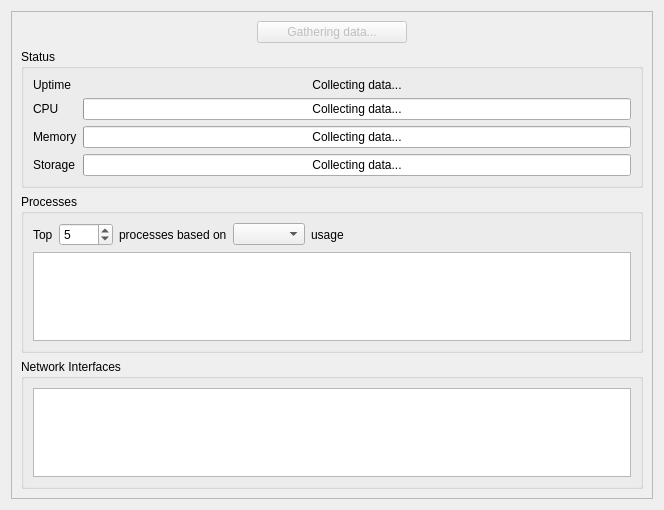
This is src/brickv/plugin_system/plugins/red/ui/red_tab_overview.ui in Tinkerforge/brickv as Qt 5 draws it before an edit. The edited form follows.
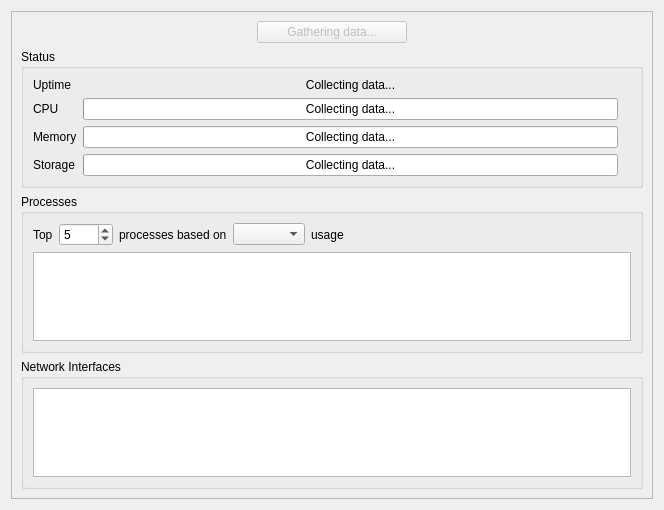
This is the edited form.

Commit message: red-brick: Overview tab progress bar fix for mac

```diff
--- a/src/brickv/plugin_system/plugins/red/ui/red_tab_overview.ui
+++ b/src/brickv/plugin_system/plugins/red/ui/red_tab_overview.ui
@@ -85,7 +85,37 @@
         </property>
         <layout class="QVBoxLayout" name="verticalLayout_3">
          <item>
-          <layout class="QFormLayout" name="formLayout">
+          <layout class="QGridLayout" name="gridLayout">
+           <item row="3" column="1">
+            <widget class="QProgressBar" name="pbar_storage">
+             <property name="value">
+              <number>0</number>
+             </property>
+             <property name="alignment">
+              <set>Qt::AlignCenter</set>
+             </property>
+             <property name="format">
+              <string>Collecting data...</string>
+             </property>
+            </widget>
+           </item>
+           <item row="0" column="1">
+            <widget class="QLabel" name="label_uptime_value">
+             <property name="text">
+              <string>Collecting data...</string>
+             </property>
+             <property name="alignment">
+              <set>Qt::AlignCenter</set>
+             </property>
+            </widget>
+           </item>
+           <item row="3" column="0">
+            <widget class="QLabel" name="label_storage">
+             <property name="text">
+              <string>Storage</string>
+             </property>
+            </widget>
+           </item>
            <item row="0" column="0">
             <widget class="QLabel" name="label_uptime">
              <property name="text">
@@ -93,14 +123,17 @@
              </property>
             </widget>
            </item>
-           <item row="0" column="1">
-            <widget class="QLabel" name="label_uptime_value">
-             <property name="text">
-              <string>Collecting data...</string>
+           <item row="2" column="1">
+            <widget class="QProgressBar" name="pbar_memory">
+             <property name="value">
+              <number>0</number>
              </property>
              <property name="alignment">
               <set>Qt::AlignCenter</set>
              </property>
+             <property name="format">
+              <string>Collecting data...</string>
+             </property>
             </widget>
            </item>
            <item row="1" column="0">
@@ -130,36 +163,24 @@
              </property>
             </widget>
            </item>
-           <item row="2" column="1">
-            <widget class="QProgressBar" name="pbar_memory">
-             <property name="value">
-              <number>0</number>
+           <item row="1" column="2">
+            <widget class="QLabel" name="label_pbar_cpu">
+             <property name="text">
+              <string/>
              </property>
-             <property name="alignment">
-              <set>Qt::AlignCenter</set>
-             </property>
-             <property name="format">
-              <string>Collecting data...</string>
-             </property>
             </widget>
            </item>
-           <item row="3" column="0">
-            <widget class="QLabel" name="label_storage">
+           <item row="2" column="2">
+            <widget class="QLabel" name="label_pbar_memory">
              <property name="text">
-              <string>Storage</string>
+              <string/>
              </property>
             </widget>
            </item>
-           <item row="3" column="1">
-            <widget class="QProgressBar" name="pbar_storage">
-             <property name="value">
-              <number>0</number>
-             </property>
-             <property name="alignment">
-              <set>Qt::AlignCenter</set>
-             </property>
-             <property name="format">
-              <string>Collecting data...</string>
+           <item row="3" column="2">
+            <widget class="QLabel" name="label_pbar_storage">
+             <property name="text">
+              <string/>
              </property>
             </widget>
            </item>
```
The commit also changes 1 other file.
